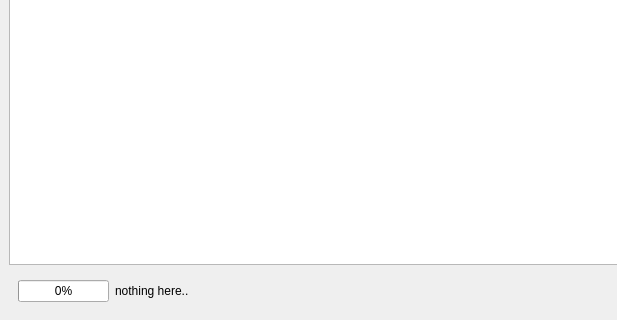
Old version of the form src/km-window.ui in the repository CachyOS/kernel-manager; both pictures show x 0 to 617 and y 224 to 544 of the 887 by 544 pixel window.
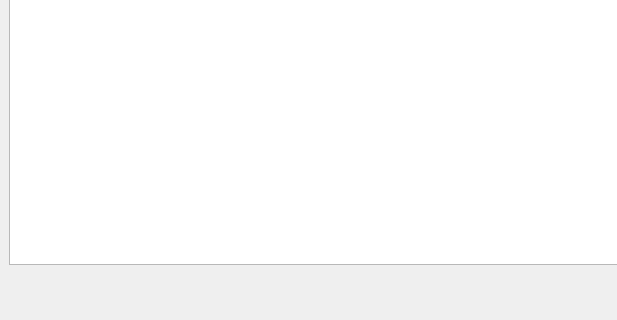
New version of the form. Icons and pictures are not drawn.

Diff of the .ui file:
```diff
--- a/src/km-window.ui
+++ b/src/km-window.ui
@@ -84,29 +84,6 @@
     <item>
      <widget class="QWidget" name="widget" native="true">
       <layout class="QHBoxLayout" name="horizontalLayout">
-       <item>
-        <widget class="QProgressBar" name="progressBar">
-         <property name="enabled">
-          <bool>true</bool>
-         </property>
-         <property name="value">
-          <number>0</number>
-         </property>
-         <property name="invertedAppearance">
-          <bool>false</bool>
-         </property>
-        </widget>
-       </item>
-       <item>
-        <widget class="QLabel" name="progress_status">
-         <property name="text">
-          <string>nothing here..                                                                                      </string>
-         </property>
-         <property name="scaledContents">
-          <bool>false</bool>
-         </property>
-        </widget>
-       </item>
        <item>
         <spacer name="horizontalSpacer_2">
          <property name="orientation">
```
